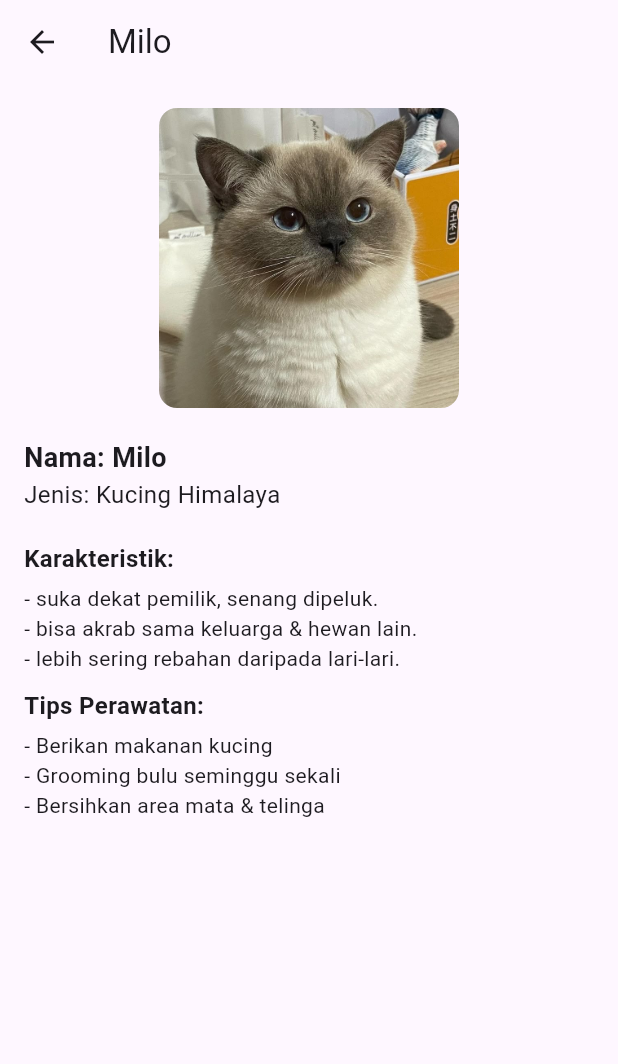
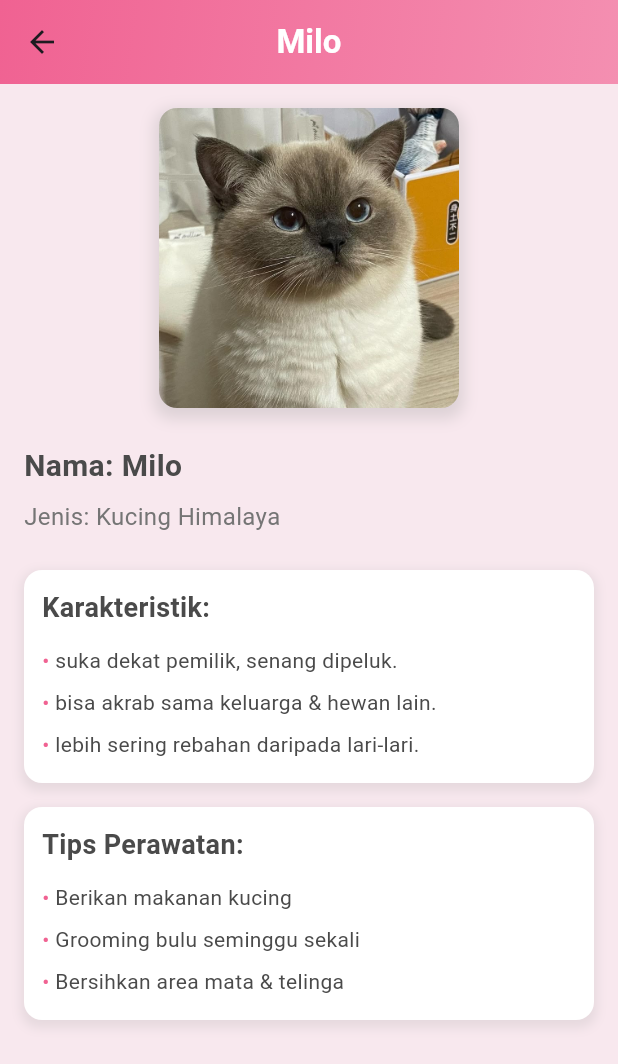
Before and after one commit to ErlyndaAgustina/Aplikasi-Katalog-Hewan-Peliharaan, a Flutter app: the screen it shows after launch, after a tap on "Milo", on a phone screen of 412 x 824 dp. Shown: the top 1064 px of the screen. Run offline on Flutter 3.47's test engine with Material 3 defaults, Android fonts, the phone set to English and light mode, and no system bars.

Commit message:
Menambahkan desain Ui/Ux dan reponsifitas

```diff
--- a/lib/pages/detail_page.dart
+++ b/lib/pages/detail_page.dart
@@ -5,26 +5,96 @@ class DetailPage extends StatelessWidget {
 
   const DetailPage({super.key, required this.pet});
 
-  Widget buildListSection(String title, List<dynamic> items) {
-    return Column(
+  Widget buildListSection(String title, List<dynamic>? items) {
+    return Container(
+      margin: const EdgeInsets.only(bottom: 16.0),
+      padding: const EdgeInsets.all(12.0),
+      decoration: BoxDecoration(
+        color: Colors.white,
+        borderRadius: BorderRadius.circular(12.0),
+        boxShadow: [
+          BoxShadow(
+            color: Colors.grey.withOpacity(0.2),
+            spreadRadius: 2,
+            blurRadius: 5,
+            offset: const Offset(0, 3),
+          ),
+        ],
+      ),
+      child: Column(
         crossAxisAlignment: CrossAxisAlignment.start,
         children: [
           Text(
             title,
-          style: const TextStyle(fontSize: 16, fontWeight: FontWeight.bold),
+            style: const TextStyle(
+              fontSize: 18,
+              fontWeight: FontWeight.bold,
+              color: Color(0xFF4A4A4A),
             ),
-        const SizedBox(height: 5),
-        ...items.map((item) => Text("- $item")).toList(),
-        const SizedBox(height: 10),
+          ),
+          const SizedBox(height: 8),
+          if (items == null || items.isEmpty)
+            const Text(
+              "Tidak ada informasi tersedia",
+              style: TextStyle(
+                fontSize: 14,
+                color: Colors.grey,
+              ),
+            )
+          else
+            ...items.map((item) => Padding(
+                  padding: const EdgeInsets.symmetric(vertical: 4.0),
+                  child: Row(
+                    crossAxisAlignment: CrossAxisAlignment.start,
+                    children: [
+                      const Text(
+                        "• ",
+                        style: TextStyle(
+                          fontSize: 14,
+                          color: Color(0xFFF06292),
+                        ),
+                      ),
+                      Expanded(
+                        child: Text(
+                          item.toString(),
+                          style: const TextStyle(
+                            fontSize: 14,
+                            color: Color(0xFF4A4A4A),
+                          ),
+                        ),
+                      ),
                     ],
+                  ),
+                )),
+        ],
+      ),
     );
   }
 
   @override
   Widget build(BuildContext context) {
     return Scaffold(
+      backgroundColor: const Color(0xFFF8E8EE),
       appBar: AppBar(
-        title: Text(pet['nama']),
+        title: Text(
+          pet['nama'] ?? 'Detail Hewan',
+          style: const TextStyle(
+            fontWeight: FontWeight.bold,
+            color: Colors.white,
+          ),
+        ),
+        centerTitle: true,
+        backgroundColor: const Color(0xFFF06292),
+        elevation: 0,
+        flexibleSpace: Container(
+          decoration: const BoxDecoration(
+            gradient: LinearGradient(
+              colors: [Color(0xFFF06292), Color(0xFFF48FB1)],
+              begin: Alignment.topLeft,
+              end: Alignment.bottomRight,
+            ),
+          ),
+        ),
       ),
       body: SingleChildScrollView(
         padding: const EdgeInsets.all(16.0),
@@ -32,28 +102,59 @@ class DetailPage extends StatelessWidget {
           crossAxisAlignment: CrossAxisAlignment.start,
           children: [
             Center(
+              child: Container(
+                decoration: BoxDecoration(
+                  borderRadius: BorderRadius.circular(12.0),
+                  boxShadow: [
+                    BoxShadow(
+                      color: Colors.grey.withOpacity(0.3),
+                      spreadRadius: 3,
+                      blurRadius: 8,
+                      offset: const Offset(0, 4),
+                    ),
+                  ],
+                ),
                 child: ClipRRect(
-                borderRadius: BorderRadius.circular(12),
+                  borderRadius: BorderRadius.circular(12.0),
                   child: Image.asset(
-                  pet['gambar'],
+                    pet['gambar'] ?? 'assets/placeholder.png',
                     height: 200,
                     width: 200,
                     fit: BoxFit.cover,
+                    errorBuilder: (context, error, stackTrace) => Container(
+                      height: 200,
+                      width: 200,
+                      color: Colors.grey[300],
+                      child: const Icon(
+                        Icons.pets,
+                        size: 80,
+                        color: Color(0xFFF06292),
                       ),
                     ),
                   ),
-            const SizedBox(height: 20),
+                ),
+              ),
+            ),
+            const SizedBox(height: 24),
             Text(
-              "Nama: ${pet['nama']}",
-              style: const TextStyle(fontSize: 18, fontWeight: FontWeight.bold),
+              "Nama: ${pet['nama'] ?? 'Tidak diketahui'}",
+              style: const TextStyle(
+                fontSize: 20,
+                fontWeight: FontWeight.bold,
+                color: Color(0xFF4A4A4A),
               ),
+            ),
+            const SizedBox(height: 8),
             Text(
-              "Jenis: ${pet['jenis']}",
-              style: const TextStyle(fontSize: 16),
+              "Jenis: ${pet['jenis'] ?? 'Tidak diketahui'}",
+              style: TextStyle(
+                fontSize: 16,
+                color: Colors.grey[600],
               ),
-            const SizedBox(height: 20),
-            buildListSection("Karakteristik:", pet['karakteristik'] as List),
-            buildListSection("Tips Perawatan:", pet['perawatan'] as List),
+            ),
+            const SizedBox(height: 24),
+            buildListSection("Karakteristik:", pet['karakteristik'] as List?),
+            buildListSection("Tips Perawatan:", pet['perawatan'] as List?),
           ],
         ),
       ),
```
Lines whose indentation alone changed are shown as unchanged.
